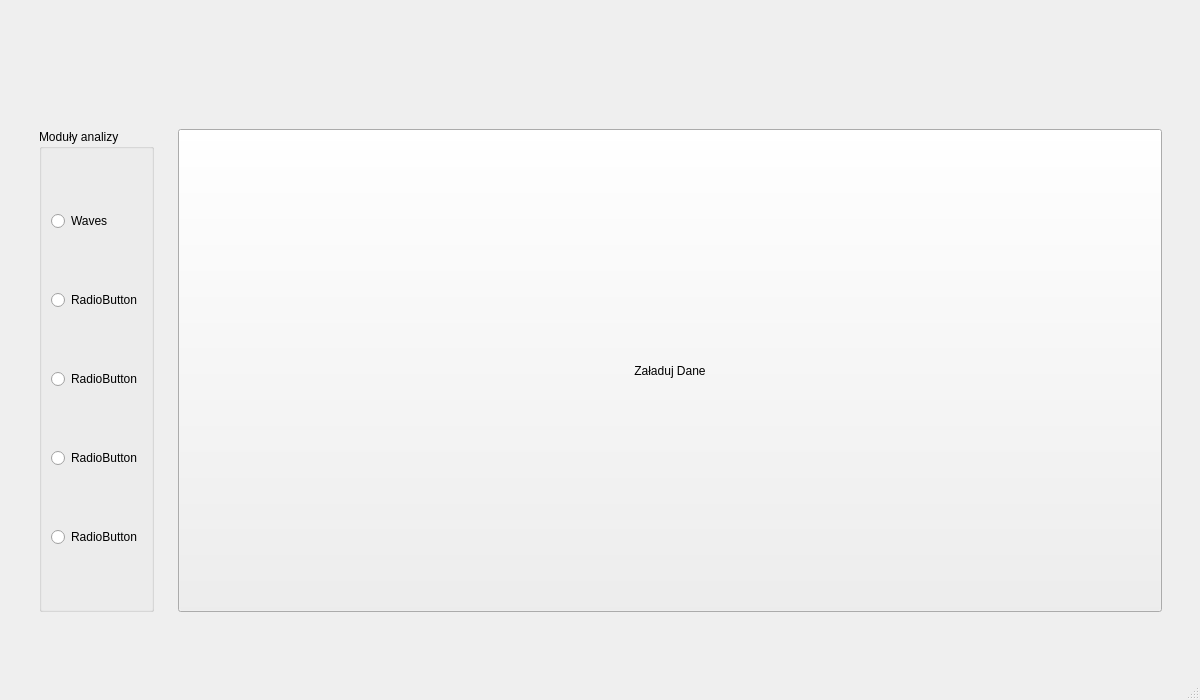
dadm-ekg/ekg, file mainwindow.ui: the form before one commit.
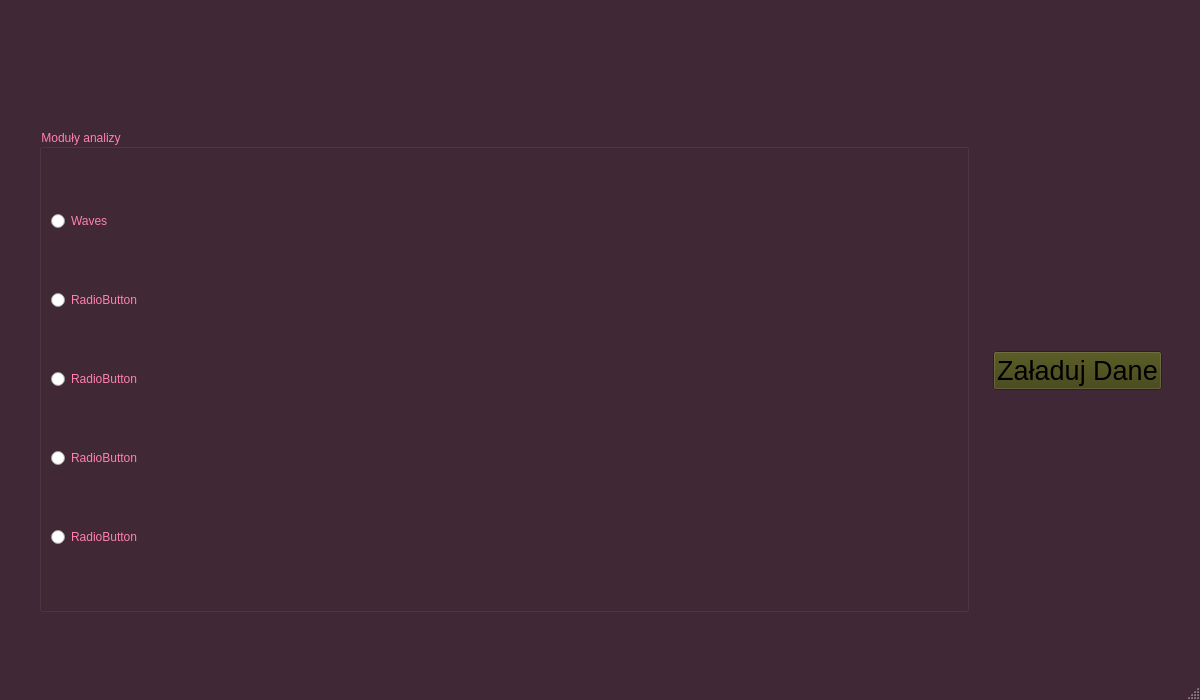
The form after the commit.

Patch:
```diff
--- a/mainwindow.ui
+++ b/mainwindow.ui
@@ -11,7 +11,7 @@
    </rect>
   </property>
   <property name="sizePolicy">
-   <sizepolicy hsizetype="Preferred" vsizetype="Preferred">
+   <sizepolicy hsizetype="Preferred" vsizetype="Ignored">
     <horstretch>10</horstretch>
     <verstretch>10</verstretch>
    </sizepolicy>
@@ -19,6 +19,15 @@
   <property name="palette">
    <palette>
     <active>
+     <colorrole role="Button">
+      <brush brushstyle="SolidPattern">
+       <color alpha="255">
+        <red>63</red>
+        <green>65</green>
+        <blue>15</blue>
+       </color>
+      </brush>
+     </colorrole>
      <colorrole role="Text">
       <brush brushstyle="SolidPattern">
        <color alpha="217">
@@ -28,8 +37,35 @@
        </color>
       </brush>
      </colorrole>
+     <colorrole role="Base">
+      <brush brushstyle="SolidPattern">
+       <color alpha="255">
+        <red>30</red>
+        <green>10</green>
+        <blue>7</blue>
+       </color>
+      </brush>
+     </colorrole>
+     <colorrole role="Window">
+      <brush brushstyle="SolidPattern">
+       <color alpha="255">
+        <red>65</red>
+        <green>40</green>
+        <blue>54</blue>
+       </color>
+      </brush>
+     </colorrole>
     </active>
     <inactive>
+     <colorrole role="Button">
+      <brush brushstyle="SolidPattern">
+       <color alpha="255">
+        <red>63</red>
+        <green>65</green>
+        <blue>15</blue>
+       </color>
+      </brush>
+     </colorrole>
      <colorrole role="Text">
       <brush brushstyle="SolidPattern">
        <color alpha="217">
@@ -39,13 +75,65 @@
        </color>
       </brush>
      </colorrole>
+     <colorrole role="Base">
+      <brush brushstyle="SolidPattern">
+       <color alpha="255">
+        <red>30</red>
+        <green>10</green>
+        <blue>7</blue>
+       </color>
+      </brush>
+     </colorrole>
+     <colorrole role="Window">
+      <brush brushstyle="SolidPattern">
+       <color alpha="255">
+        <red>65</red>
+        <green>40</green>
+        <blue>54</blue>
+       </color>
+      </brush>
+     </colorrole>
     </inactive>
-    <disabled/>
+    <disabled>
+     <colorrole role="Button">
+      <brush brushstyle="SolidPattern">
+       <color alpha="255">
+        <red>63</red>
+        <green>65</green>
+        <blue>15</blue>
+       </color>
+      </brush>
+     </colorrole>
+     <colorrole role="Base">
+      <brush brushstyle="SolidPattern">
+       <color alpha="255">
+        <red>65</red>
+        <green>40</green>
+        <blue>54</blue>
+       </color>
+      </brush>
+     </colorrole>
+     <colorrole role="Window">
+      <brush brushstyle="SolidPattern">
+       <color alpha="255">
+        <red>65</red>
+        <green>40</green>
+        <blue>54</blue>
+       </color>
+      </brush>
+     </colorrole>
+    </disabled>
    </palette>
   </property>
   <property name="windowTitle">
    <string>MainWindow</string>
   </property>
+  <property name="layoutDirection">
+   <enum>Qt::LayoutDirection::LeftToRight</enum>
+  </property>
+  <property name="tabShape">
+   <enum>QTabWidget::TabShape::Rounded</enum>
+  </property>
   <widget class="QWidget" name="centralwidget">
    <widget class="QWidget" name="">
     <property name="geometry">
@@ -56,7 +144,7 @@
       <height>501</height>
      </rect>
     </property>
-    <layout class="QHBoxLayout" name="horizontalLayout" stretch="0,3">
+    <layout class="QHBoxLayout" name="horizontalLayout" stretch="0,0">
      <item>
       <widget class="QWidget" name="leftpanel" native="true">
        <property name="sizePolicy">
@@ -74,6 +162,127 @@
             <verstretch>0</verstretch>
            </sizepolicy>
           </property>
+          <property name="palette">
+           <palette>
+            <active>
+             <colorrole role="WindowText">
+              <brush brushstyle="SolidPattern">
+               <color alpha="255">
+                <red>255</red>
+                <green>129</green>
+                <blue>174</blue>
+               </color>
+              </brush>
+             </colorrole>
+             <colorrole role="Text">
+              <brush brushstyle="SolidPattern">
+               <color alpha="255">
+                <red>255</red>
+                <green>129</green>
+                <blue>174</blue>
+               </color>
+              </brush>
+             </colorrole>
+             <colorrole role="ButtonText">
+              <brush brushstyle="SolidPattern">
+               <color alpha="255">
+                <red>255</red>
+                <green>129</green>
+                <blue>174</blue>
+               </color>
+              </brush>
+             </colorrole>
+             <colorrole role="PlaceholderText">
+              <brush brushstyle="SolidPattern">
+               <color alpha="128">
+                <red>255</red>
+                <green>129</green>
+                <blue>174</blue>
+               </color>
+              </brush>
+             </colorrole>
+            </active>
+            <inactive>
+             <colorrole role="WindowText">
+              <brush brushstyle="SolidPattern">
+               <color alpha="255">
+                <red>255</red>
+                <green>129</green>
+                <blue>174</blue>
+               </color>
+              </brush>
+             </colorrole>
+             <colorrole role="Text">
+              <brush brushstyle="SolidPattern">
+               <color alpha="255">
+                <red>255</red>
+                <green>129</green>
+                <blue>174</blue>
+               </color>
+              </brush>
+             </colorrole>
+             <colorrole role="ButtonText">
+              <brush brushstyle="SolidPattern">
+               <color alpha="255">
+                <red>255</red>
+                <green>129</green>
+                <blue>174</blue>
+               </color>
+              </brush>
+             </colorrole>
+             <colorrole role="PlaceholderText">
+              <brush brushstyle="SolidPattern">
+               <color alpha="128">
+                <red>255</red>
+                <green>129</green>
+                <blue>174</blue>
+               </color>
+              </brush>
+             </colorrole>
+            </inactive>
+            <disabled>
+             <colorrole role="WindowText">
+              <brush brushstyle="SolidPattern">
+               <color alpha="255">
+                <red>255</red>
+                <green>129</green>
+                <blue>174</blue>
+               </color>
+              </brush>
+             </colorrole>
+             <colorrole role="Text">
+              <brush brushstyle="SolidPattern">
+               <color alpha="255">
+                <red>255</red>
+                <green>129</green>
+                <blue>174</blue>
+               </color>
+              </brush>
+             </colorrole>
+             <colorrole role="ButtonText">
+              <brush brushstyle="SolidPattern">
+               <color alpha="255">
+                <red>255</red>
+                <green>129</green>
+                <blue>174</blue>
+               </color>
+              </brush>
+             </colorrole>
+             <colorrole role="PlaceholderText">
+              <brush brushstyle="SolidPattern">
+               <color alpha="128">
+                <red>255</red>
+                <green>129</green>
+                <blue>174</blue>
+               </color>
+              </brush>
+             </colorrole>
+            </disabled>
+           </palette>
+          </property>
+          <property name="styleSheet">
+           <string notr="true">color:rgb(255, 129, 174)</string>
+          </property>
           <property name="title">
            <string>Moduły analizy</string>
           </property>
@@ -127,18 +336,49 @@
          <verstretch>0</verstretch>
         </sizepolicy>
        </property>
+       <property name="font">
+        <font>
+         <italic>false</italic>
+         <underline>false</underline>
+         <kerning>true</kerning>
+        </font>
+       </property>
+       <property name="cursor">
+        <cursorShape>ArrowCursor</cursorShape>
+       </property>
+       <property name="layoutDirection">
+        <enum>Qt::LayoutDirection::RightToLeft</enum>
+       </property>
        <layout class="QVBoxLayout" name="verticalLayout_4">
         <item>
          <widget class="QPushButton" name="pushButton">
           <property name="sizePolicy">
-           <sizepolicy hsizetype="MinimumExpanding" vsizetype="MinimumExpanding">
+           <sizepolicy hsizetype="Fixed" vsizetype="Fixed">
             <horstretch>10</horstretch>
             <verstretch>50</verstretch>
            </sizepolicy>
           </property>
+          <property name="font">
+           <font>
+            <family>.AppleSystemUIFont</family>
+            <pointsize>20</pointsize>
+            <italic>false</italic>
+            <underline>false</underline>
+            <kerning>true</kerning>
+           </font>
+          </property>
+          <property name="layoutDirection">
+           <enum>Qt::LayoutDirection::RightToLeft</enum>
+          </property>
+          <property name="autoFillBackground">
+           <bool>true</bool>
+          </property>
           <property name="text">
            <string>Załaduj Dane</string>
           </property>
+          <property name="checkable">
+           <bool>false</bool>
+          </property>
          </widget>
         </item>
        </layout>
```
